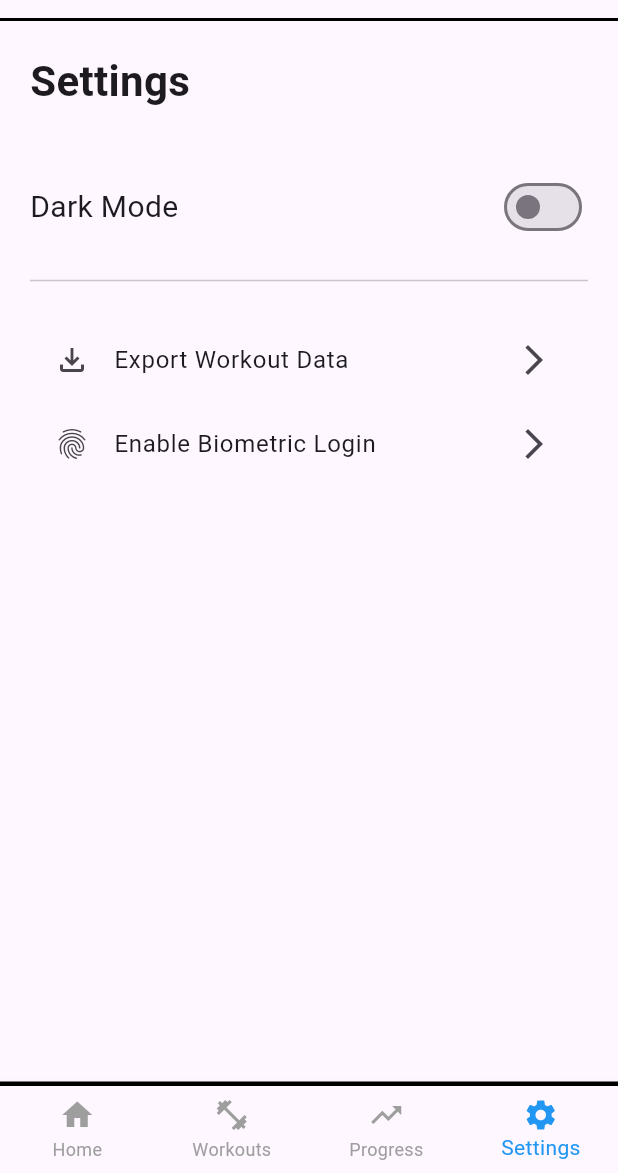
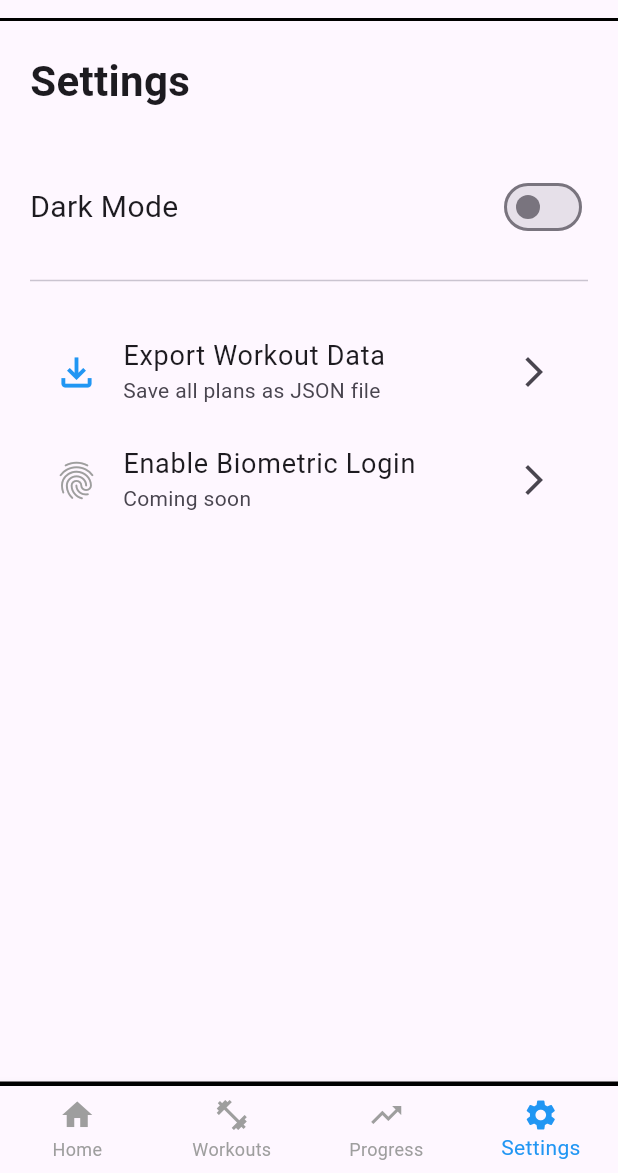
Before and after one commit to Superjzz12138/SocialAnxiTeam_Project1, a Flutter app: the screen it shows after launch, item 4 of the bottom bar chosen, on a phone screen of 412 x 824 dp, the part 63-1236 px from its top. Run offline on Flutter 3.47's test engine with Material 3 defaults, Android fonts, the phone set to English and light mode, and no system bars; our stand-ins replace fl_chart, sqflite; accounts and stored records are empty.

Commit message:
- Complete Date Export function

```diff
--- a/lib/main.dart
+++ b/lib/main.dart
@@ -3,6 +3,9 @@ import 'package:provider/provider.dart';
 import 'package:socialanxiteam_project1/models/workout_plan.dart';
 import 'database/database_helper.dart';
 import 'package:fl_chart/fl_chart.dart';
+import 'dart:convert';
+import 'dart:io';
+import 'package:path_provider/path_provider.dart';
 
 void main() {
   runApp(
@@ -546,7 +549,7 @@ class SettingsTab extends StatelessWidget {
           ),
           const SizedBox(height: 40),
 
-          // Dark Mode Switch
+          // Dark Mode
           Row(
             mainAxisAlignment: MainAxisAlignment.spaceBetween,
             children: [
@@ -554,25 +557,40 @@ class SettingsTab extends StatelessWidget {
               Switch(
                 value: themeProvider.themeMode == ThemeMode.dark,
                 onChanged: (value) => themeProvider.toggleTheme(),
-                activeColor: Colors.blue,
               ),
             ],
           ),
 
           const Divider(height: 50),
 
+          // Data Export
+          ListTile(
+            leading: const Icon(Icons.file_download_outlined, color: Colors.blue, size: 30),
+            title: const Text('Export Workout Data', style: TextStyle(fontSize: 18)),
+            subtitle: const Text('Save all plans as JSON file'),
+            trailing: const Icon(Icons.arrow_forward_ios),
+            onTap: () async {
+              final workouts = await DatabaseHelper.instance.getAllWorkouts();
+              final jsonString = jsonEncode(workouts.map((w) => w.toMap()).toList());
 
-          // Data Export Function
-          const ListTile(
-            leading: Icon(Icons.file_download_outlined),
-            title: Text('Export Workout Data'),
-            trailing: Icon(Icons.arrow_forward_ios),
+              final directory = await getApplicationDocumentsDirectory();
+              final file = File('${directory.path}/fitness_backup_${DateTime.now().toIso8601String().split('T')[0]}.json');
+
+              await file.writeAsString(jsonString);
+
+              if (context.mounted) {
+                ScaffoldMessenger.of(context).showSnackBar(
+                  SnackBar(content: Text('Data exported to: ${file.path}')),
+                );
+              }
+            },
           ),
 
-          // Biometric Login Switch
+          // Biometric Login（简化版，后面再做）
           const ListTile(
-            leading: Icon(Icons.fingerprint),
-            title: Text('Enable Biometric Login'),
+            leading: Icon(Icons.fingerprint, color: Colors.grey, size: 30),
+            title: Text('Enable Biometric Login', style: TextStyle(fontSize: 18)),
+            subtitle: Text('Coming soon'),
             trailing: Icon(Icons.arrow_forward_ios),
           ),
         ],
```
Also changed, not shown: lib/services/biometric_service.dart (added).
